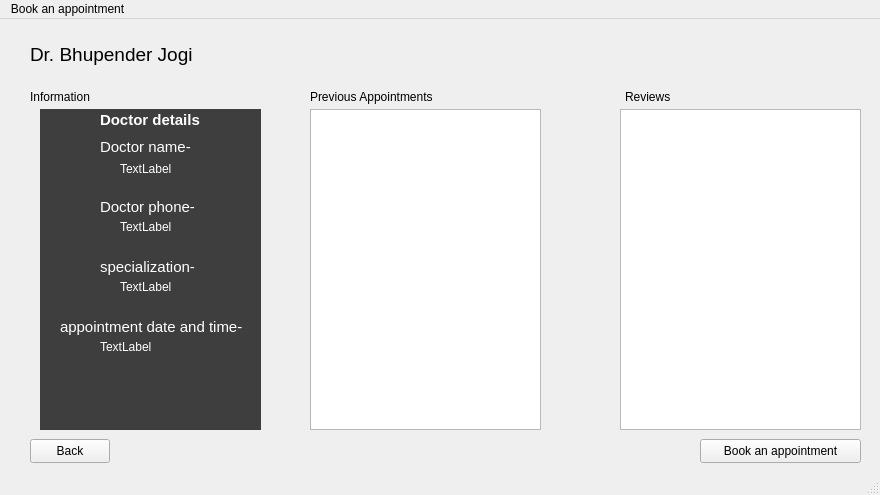
First picture: the form in doctorinfoandappointment.ui, repository pratham-0204/VedSync, before the edit.
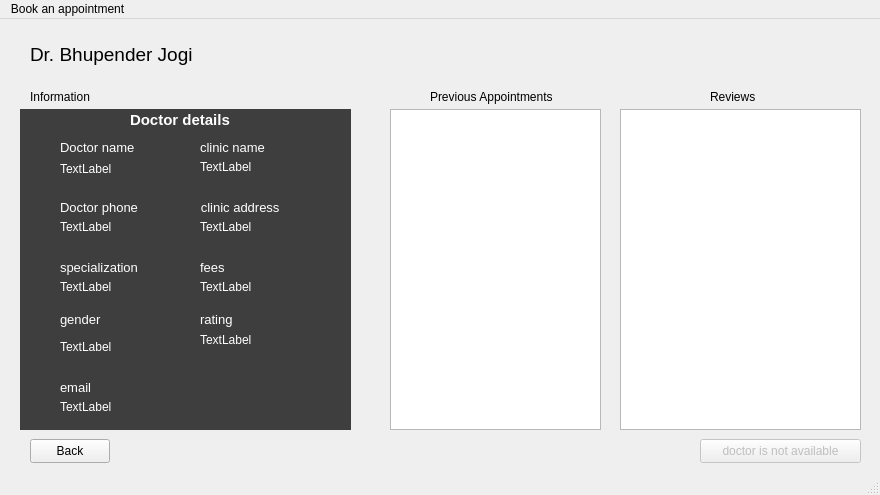
Second picture: the form after the edit.

What changed in the file:
```diff
--- a/doctorinfoandappointment.ui
+++ b/doctorinfoandappointment.ui
@@ -2,6 +2,9 @@
 <ui version="4.0">
  <class>DoctorInfoAndAppointment</class>
  <widget class="QMainWindow" name="DoctorInfoAndAppointment">
+  <property name="enabled">
+   <bool>true</bool>
+  </property>
   <property name="geometry">
    <rect>
     <x>0</x>
@@ -33,6 +36,9 @@
     </property>
    </widget>
    <widget class="QPushButton" name="pushButton">
+    <property name="enabled">
+     <bool>false</bool>
+    </property>
     <property name="geometry">
      <rect>
       <x>700</x>
@@ -42,10 +48,13 @@
      </rect>
     </property>
     <property name="text">
-     <string>Book an appointment</string>
+     <string>doctor is not available</string>
     </property>
    </widget>
    <widget class="QPushButton" name="pushButton_2">
+    <property name="enabled">
+     <bool>true</bool>
+    </property>
     <property name="geometry">
      <rect>
       <x>30</x>
@@ -74,7 +83,7 @@
    <widget class="QLabel" name="label_3">
     <property name="geometry">
      <rect>
-      <x>625</x>
+      <x>710</x>
       <y>70</y>
       <width>49</width>
       <height>16</height>
@@ -87,7 +96,7 @@
    <widget class="QLabel" name="label_4">
     <property name="geometry">
      <rect>
-      <x>310</x>
+      <x>430</x>
       <y>70</y>
       <width>131</width>
       <height>16</height>
@@ -110,9 +119,9 @@
    <widget class="QListWidget" name="listWidget_3">
     <property name="geometry">
      <rect>
-      <x>310</x>
+      <x>390</x>
       <y>90</y>
-      <width>231</width>
+      <width>211</width>
       <height>321</height>
      </rect>
     </property>
@@ -120,7 +129,7 @@
    <widget class="QLabel" name="label_11">
     <property name="geometry">
      <rect>
-      <x>100</x>
+      <x>130</x>
       <y>90</y>
       <width>151</width>
       <height>21</height>
@@ -142,7 +151,7 @@
    <widget class="QLabel" name="label_13">
     <property name="geometry">
      <rect>
-      <x>100</x>
+      <x>60</x>
       <y>180</y>
       <width>111</width>
       <height>16</height>
@@ -150,22 +159,22 @@
     </property>
     <property name="font">
      <font>
-      <pointsize>11</pointsize>
+      <pointsize>10</pointsize>
      </font>
     </property>
     <property name="styleSheet">
      <string notr="true">color: rgb(255, 255, 255);</string>
     </property>
     <property name="text">
-     <string>Doctor phone-</string>
+     <string>Doctor phone</string>
     </property>
    </widget>
    <widget class="QLabel" name="label_5">
     <property name="geometry">
      <rect>
-      <x>40</x>
+      <x>20</x>
       <y>90</y>
-      <width>221</width>
+      <width>331</width>
       <height>321</height>
      </rect>
     </property>
@@ -182,12 +191,12 @@
      <string/>
     </property>
    </widget>
-   <widget class="QLabel" name="label_16">
+   <widget class="QLabel" name="name">
     <property name="geometry">
      <rect>
-      <x>120</x>
+      <x>60</x>
       <y>140</y>
-      <width>91</width>
+      <width>101</width>
       <height>20</height>
      </rect>
     </property>
@@ -201,7 +210,7 @@
    <widget class="QLabel" name="label_12">
     <property name="geometry">
      <rect>
-      <x>100</x>
+      <x>60</x>
       <y>120</y>
       <width>91</width>
       <height>16</height>
@@ -209,20 +218,20 @@
     </property>
     <property name="font">
      <font>
-      <pointsize>11</pointsize>
+      <pointsize>10</pointsize>
      </font>
     </property>
     <property name="styleSheet">
      <string notr="true">color: rgb(255, 255, 255);</string>
     </property>
     <property name="text">
-     <string>Doctor name-</string>
+     <string>Doctor name</string>
     </property>
    </widget>
    <widget class="QLabel" name="label_14">
     <property name="geometry">
      <rect>
-      <x>100</x>
+      <x>60</x>
       <y>240</y>
       <width>101</width>
       <height>16</height>
@@ -230,20 +239,20 @@
     </property>
     <property name="font">
      <font>
-      <pointsize>11</pointsize>
+      <pointsize>10</pointsize>
      </font>
     </property>
     <property name="styleSheet">
      <string notr="true">color: rgb(255, 255, 255);</string>
     </property>
     <property name="text">
-     <string>specialization-</string>
+     <string>specialization</string>
     </property>
    </widget>
-   <widget class="QLabel" name="label_17">
+   <widget class="QLabel" name="phone">
     <property name="geometry">
      <rect>
-      <x>120</x>
+      <x>60</x>
       <y>200</y>
       <width>91</width>
       <height>16</height>
@@ -260,27 +269,27 @@
     <property name="geometry">
      <rect>
       <x>60</x>
-      <y>300</y>
-      <width>201</width>
-      <height>16</height>
+      <y>290</y>
+      <width>61</width>
+      <height>21</height>
      </rect>
     </property>
     <property name="font">
      <font>
-      <pointsize>11</pointsize>
+      <pointsize>10</pointsize>
      </font>
     </property>
     <property name="styleSheet">
      <string notr="true">color: rgb(255, 255, 255);</string>
     </property>
     <property name="text">
-     <string>appointment date and time-</string>
+     <string>gender</string>
     </property>
    </widget>
-   <widget class="QLabel" name="label_19">
+   <widget class="QLabel" name="gender">
     <property name="geometry">
      <rect>
-      <x>100</x>
+      <x>60</x>
       <y>320</y>
       <width>111</width>
       <height>16</height>
@@ -293,13 +302,198 @@
      <string>TextLabel</string>
     </property>
    </widget>
-   <widget class="QLabel" name="label_18">
+   <widget class="QLabel" name="specialization">
     <property name="geometry">
      <rect>
-      <x>120</x>
+      <x>60</x>
       <y>260</y>
+      <width>101</width>
+      <height>16</height>
+     </rect>
+    </property>
+    <property name="styleSheet">
+     <string notr="true">color: rgb(255, 255, 255);</string>
+    </property>
+    <property name="text">
+     <string>TextLabel</string>
+    </property>
+   </widget>
+   <widget class="QLabel" name="label_6">
+    <property name="geometry">
+     <rect>
+      <x>60</x>
+      <y>360</y>
+      <width>49</width>
+      <height>16</height>
+     </rect>
+    </property>
+    <property name="font">
+     <font>
+      <pointsize>10</pointsize>
+     </font>
+    </property>
+    <property name="styleSheet">
+     <string notr="true">color: rgb(255, 255, 255);</string>
+    </property>
+    <property name="text">
+     <string>email</string>
+    </property>
+   </widget>
+   <widget class="QLabel" name="email">
+    <property name="geometry">
+     <rect>
+      <x>60</x>
+      <y>380</y>
+      <width>141</width>
+      <height>16</height>
+     </rect>
+    </property>
+    <property name="styleSheet">
+     <string notr="true">color: rgb(255, 255, 255);</string>
+    </property>
+    <property name="text">
+     <string>TextLabel</string>
+    </property>
+   </widget>
+   <widget class="QLabel" name="label_21">
+    <property name="geometry">
+     <rect>
+      <x>200</x>
+      <y>120</y>
       <width>91</width>
       <height>16</height>
+     </rect>
+    </property>
+    <property name="font">
+     <font>
+      <pointsize>10</pointsize>
+     </font>
+    </property>
+    <property name="styleSheet">
+     <string notr="true">color: rgb(255, 255, 255);</string>
+    </property>
+    <property name="text">
+     <string>clinic name</string>
+    </property>
+   </widget>
+   <widget class="QLabel" name="label_22">
+    <property name="geometry">
+     <rect>
+      <x>190</x>
+      <y>180</y>
+      <width>91</width>
+      <height>16</height>
+     </rect>
+    </property>
+    <property name="font">
+     <font>
+      <pointsize>10</pointsize>
+     </font>
+    </property>
+    <property name="styleSheet">
+     <string notr="true">color: rgb(255, 255, 255);</string>
+    </property>
+    <property name="text">
+     <string>   clinic address</string>
+    </property>
+   </widget>
+   <widget class="QLabel" name="label_23">
+    <property name="geometry">
+     <rect>
+      <x>200</x>
+      <y>240</y>
+      <width>91</width>
+      <height>16</height>
+     </rect>
+    </property>
+    <property name="font">
+     <font>
+      <pointsize>10</pointsize>
+     </font>
+    </property>
+    <property name="styleSheet">
+     <string notr="true">color: rgb(255, 255, 255);</string>
+    </property>
+    <property name="text">
+     <string>fees</string>
+    </property>
+   </widget>
+   <widget class="QLabel" name="label_24">
+    <property name="geometry">
+     <rect>
+      <x>200</x>
+      <y>290</y>
+      <width>91</width>
+      <height>21</height>
+     </rect>
+    </property>
+    <property name="font">
+     <font>
+      <pointsize>10</pointsize>
+     </font>
+    </property>
+    <property name="styleSheet">
+     <string notr="true">color: rgb(255, 255, 255);</string>
+    </property>
+    <property name="text">
+     <string>rating</string>
+    </property>
+   </widget>
+   <widget class="QLabel" name="fees">
+    <property name="geometry">
+     <rect>
+      <x>200</x>
+      <y>260</y>
+      <width>121</width>
+      <height>16</height>
+     </rect>
+    </property>
+    <property name="styleSheet">
+     <string notr="true">color: rgb(255, 255, 255);</string>
+    </property>
+    <property name="text">
+     <string>TextLabel</string>
+    </property>
+   </widget>
+   <widget class="QLabel" name="clinicname">
+    <property name="geometry">
+     <rect>
+      <x>200</x>
+      <y>140</y>
+      <width>101</width>
+      <height>16</height>
+     </rect>
+    </property>
+    <property name="styleSheet">
+     <string notr="true">color: rgb(255, 255, 255);</string>
+    </property>
+    <property name="text">
+     <string>TextLabel</string>
+    </property>
+   </widget>
+   <widget class="QLabel" name="clinicaddress">
+    <property name="geometry">
+     <rect>
+      <x>200</x>
+      <y>200</y>
+      <width>91</width>
+      <height>16</height>
+     </rect>
+    </property>
+    <property name="styleSheet">
+     <string notr="true">color: rgb(255, 255, 255);</string>
+    </property>
+    <property name="text">
+     <string>TextLabel</string>
+    </property>
+   </widget>
+   <widget class="QLabel" name="rating">
+    <property name="geometry">
+     <rect>
+      <x>200</x>
+      <y>310</y>
+      <width>91</width>
+      <height>21</height>
      </rect>
     </property>
     <property name="styleSheet">
@@ -320,13 +514,23 @@
    <zorder>listWidget_3</zorder>
    <zorder>label_11</zorder>
    <zorder>label_13</zorder>
-   <zorder>label_16</zorder>
+   <zorder>name</zorder>
    <zorder>label_12</zorder>
    <zorder>label_14</zorder>
-   <zorder>label_17</zorder>
+   <zorder>phone</zorder>
    <zorder>label_15</zorder>
-   <zorder>label_19</zorder>
-   <zorder>label_18</zorder>
+   <zorder>gender</zorder>
+   <zorder>specialization</zorder>
+   <zorder>label_6</zorder>
+   <zorder>email</zorder>
+   <zorder>label_21</zorder>
+   <zorder>label_22</zorder>
+   <zorder>label_23</zorder>
+   <zorder>label_24</zorder>
+   <zorder>fees</zorder>
+   <zorder>clinicname</zorder>
+   <zorder>clinicaddress</zorder>
+   <zorder>rating</zorder>
   </widget>
   <widget class="QMenuBar" name="menubar">
    <property name="geometry">
```
